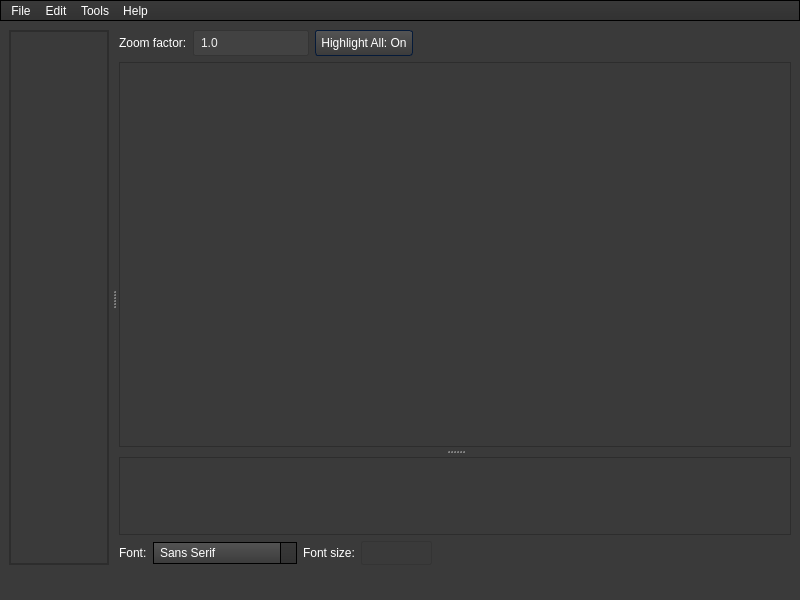
This is forms/mainwindow.ui in WTS012201/Text-Extraction-Tool as Qt 5 draws it before an edit. The edited form follows.
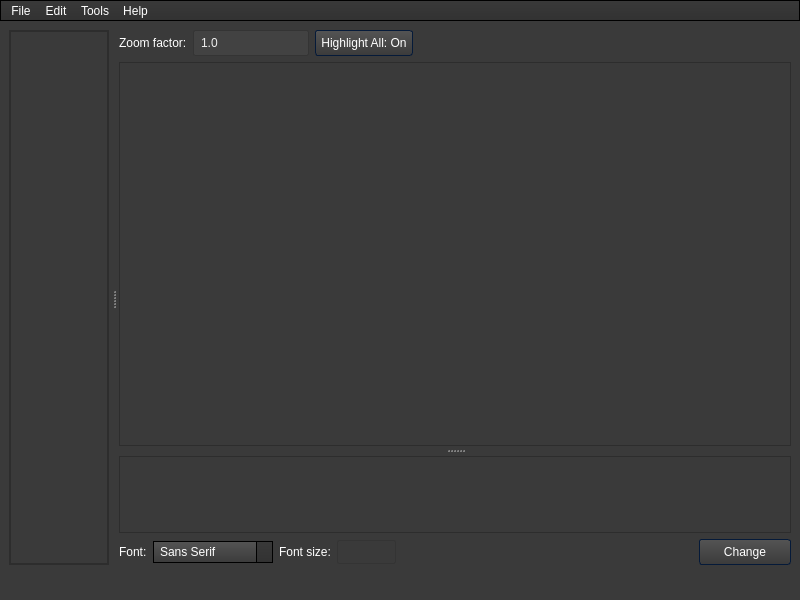
This is the edited form. Icons and pictures are not drawn.

What changed in the file:
```diff
--- a/forms/mainwindow.ui
+++ b/forms/mainwindow.ui
@@ -1245,7 +1245,7 @@
                      </widget>
                     </item>
                     <item>
-                     <layout class="QHBoxLayout" name="textOptions" stretch="0,2,0,1,5">
+                     <layout class="QHBoxLayout" name="textOptions" stretch="0,2,0,1,5,0">
                       <item>
                        <widget class="QLabel" name="label_2">
                         <property name="text">
@@ -1326,6 +1326,13 @@
                         </property>
                        </spacer>
                       </item>
+                      <item>
+                       <widget class="QPushButton" name="changeButton">
+                        <property name="text">
+                         <string>Change</string>
+                        </property>
+                       </widget>
+                      </item>
                      </layout>
                     </item>
                    </layout>
```
Left out of the diff: 4 changed lines with no effect on the pictures.
